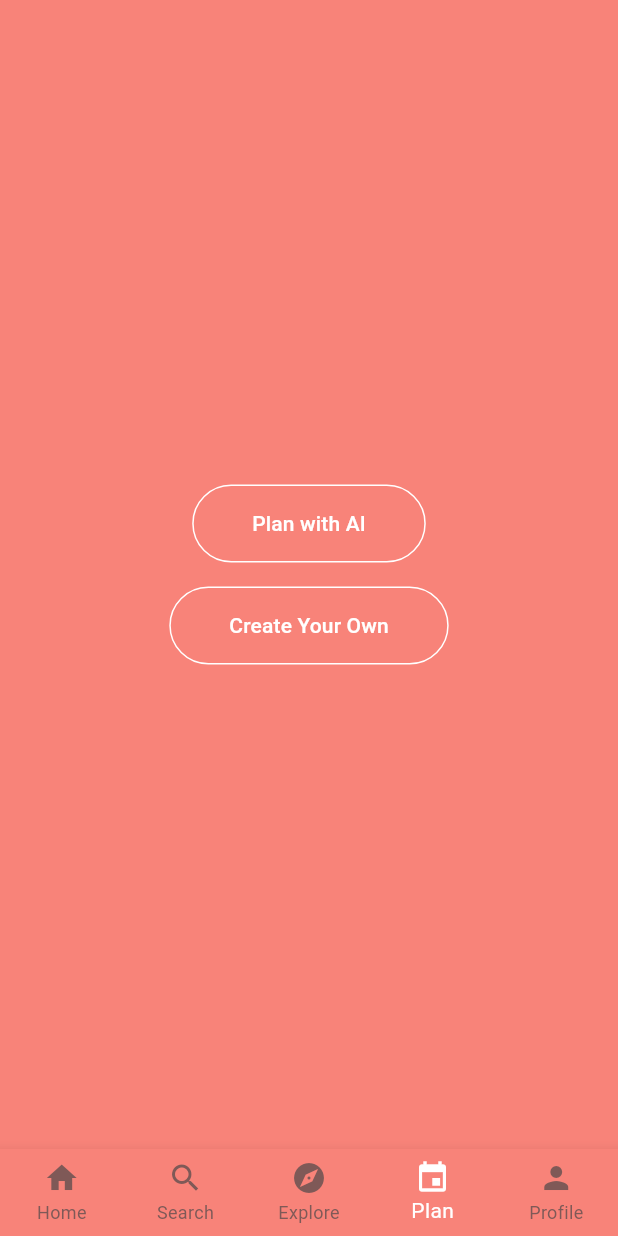
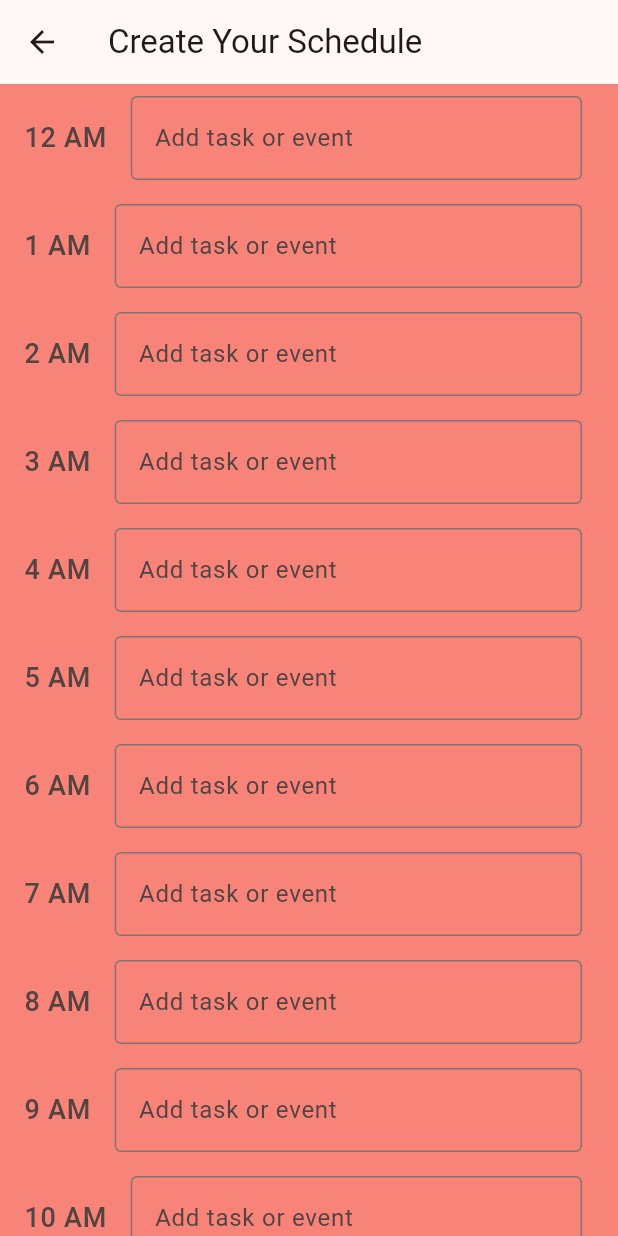
Before and after one commit to aitikirala/wingman_app, a Flutter app: the screen it shows once a user with an empty profile is signed in, item 4 of the bottom bar chosen, after a tap on "Create Your Own", on a phone screen of 412 x 824 dp. Run offline on Flutter 3.47's test engine with Material 3 defaults, Android fonts, the phone set to English and light mode, and no system bars; our stand-ins replace cloud_firestore, firebase_auth, firebase_core, geolocator, google_maps_flutter, google_sign_in; accounts and stored records are empty.

Commit message:
itinerary begins

```diff
--- a/lib/pages/explore/explore_tab.dart
+++ b/lib/pages/explore/explore_tab.dart
@@ -367,6 +367,14 @@ class _ExploreTabState extends State<ExploreTab> {
             ),
           ),
           actions: [
+            IconButton(
+              icon: const Icon(Icons.add, color: Colors.blue),
+              onPressed: () {
+                // Add your functionality to add this place to the plan
+                _addToPlan(placeDetails);
+                Navigator.of(context).pop(); // Close dialog after adding
+              },
+            ),
             Center(
               child: TextButton(
                 onPressed: () {
@@ -379,6 +387,10 @@ class _ExploreTabState extends State<ExploreTab> {
         );
       },
     );
+  }
+
+  void _addToPlan(dynamic placeDetails) {
+    print('addToPlan function called with: ${placeDetails['name']}');
   }
 
   Widget _buildDetailRow(IconData icon, String label, String value) {
--- /dev/null
+++ b/lib/pages/plan/calendar.dart
@@ -0,0 +1,38 @@
+import 'package:flutter/material.dart';
+
+class Calendar extends StatelessWidget {
+  const Calendar({Key? key}) : super(key: key);
+
+  @override
+  Widget build(BuildContext context) {
+    // List of time slots from 12 AM to 11 PM
+    final timeSlots = List.generate(24, (index) {
+      final hour = index % 12 == 0 ? 12 : index % 12; // 12-hour format
+      final period = index < 12 ? 'AM' : 'PM';
+      return '$hour $period';
+    });
+
+    return Scaffold(
+      appBar: AppBar(
+        title: const Text('Create Your Schedule'),
+      ),
+      body: ListView.builder(
+        itemCount: timeSlots.length,
+        itemBuilder: (context, index) {
+          return ListTile(
+            leading: Text(
+              timeSlots[index],
+              style: const TextStyle(fontSize: 18),
+            ),
+            title: const TextField(
+              decoration: InputDecoration(
+                hintText: 'Add task or event',
+                border: OutlineInputBorder(),
+              ),
+            ),
+          );
+        },
+      ),
+    );
+  }
+}
--- a/lib/pages/plan/plan_tab.dart
+++ b/lib/pages/plan/plan_tab.dart
@@ -1,5 +1,6 @@
 // plan_tab.dart
 import 'package:flutter/material.dart';
+import 'calendar.dart'; // Import the calendar screen
 
 class PlanTab extends StatelessWidget {
   const PlanTab({Key? key}) : super(key: key);
@@ -32,7 +33,12 @@ class PlanTab extends StatelessWidget {
           const SizedBox(height: 16),
           ElevatedButton(
             onPressed: () {
-              // Implement the "Create Your Own" functionality here
+              Navigator.push(
+                context,
+                MaterialPageRoute(
+                  builder: (context) => const Calendar(),
+                ),
+              );
             },
             style: ElevatedButton.styleFrom(
               backgroundColor: Colors.transparent,
--- a/lib/pages/profile/profile_tab.dart
+++ b/lib/pages/profile/profile_tab.dart
@@ -1,7 +1,6 @@
 import 'package:cloud_firestore/cloud_firestore.dart';
 import 'package:firebase_auth/firebase_auth.dart';
 import 'package:flutter/material.dart';
-
 import '../login/first_screen.dart';
 
 class ProfileTab extends StatefulWidget {
```
